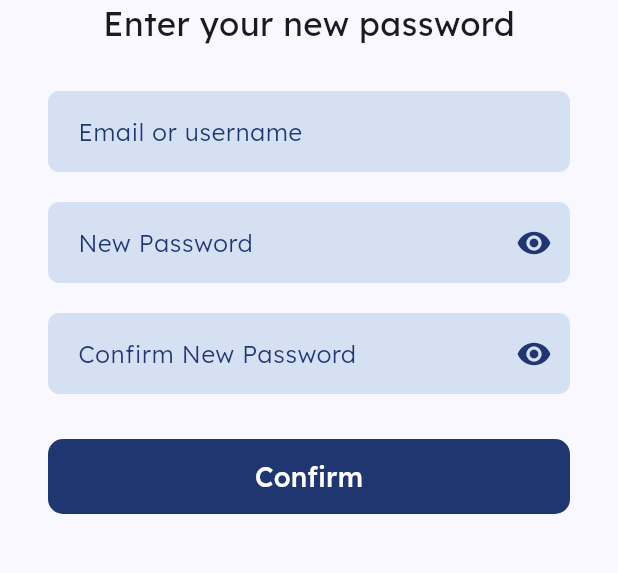
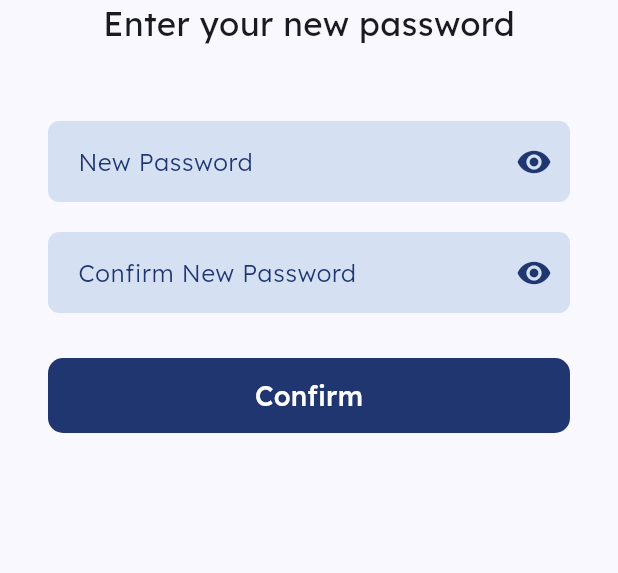
Before and after one commit to rhmdziz/PoBe, a Flutter app: the NewPass screen opened directly, on a phone screen of 412 x 824 dp, the part 308-881 px from its top. Run offline on Flutter 3.47's test engine with Material 3 defaults, Android fonts, the phone set to English and light mode, and no system bars; our stand-ins replace flutter_typeahead, flutter_widget_from_html_core, geocoding, geolocator, google_maps_flutter, image_picker and 2 more; network calls fail.

Commit message:
hell week: login sign up improve

```diff
--- a/pobe/lib/forgot_pass.dart
+++ b/pobe/lib/forgot_pass.dart
@@ -65,13 +65,13 @@
               decoration: const InputDecoration(
                 filled: true,
                 fillColor: Color.fromRGBO(80, 137, 198, 0.22),
-                labelStyle: TextStyle(
+                hintStyle: TextStyle(
                   color: Color.fromRGBO(31, 54, 113, 1),
                   fontSize: 16,
                   fontFamily: 'Lexend',
                   fontWeight: FontWeight.w300,
                 ),
-                labelText: 'Enter email or username',
+                hintText: 'Enter email or username',
                 contentPadding:
                     EdgeInsets.symmetric(vertical: 15, horizontal: 16),
                 border: OutlineInputBorder(
--- a/pobe/lib/insert_otp.dart
+++ b/pobe/lib/insert_otp.dart
@@ -53,7 +53,7 @@
                       maxLength: 1,
                       textAlign: TextAlign.center,
                       style: const TextStyle(
-                        fontSize: 20,
+                        fontSize: 24,
                         fontFamily: 'Lexend',
                       ),
                       decoration: const InputDecoration(
--- a/pobe/lib/login.dart
+++ b/pobe/lib/login.dart
@@ -110,13 +110,13 @@
                 decoration: const InputDecoration(
                   filled: true,
                   fillColor: Color.fromRGBO(80, 137, 198, 0.22),
-                  labelStyle: TextStyle(
+                  hintStyle: TextStyle(
                     color: Color.fromRGBO(31, 54, 113, 1),
                     fontSize: 16,
                     fontFamily: 'Lexend',
                     fontWeight: FontWeight.w300,
                   ),
-                  labelText: 'Email or username',
+                  hintText: 'Username',
                   contentPadding:
                       EdgeInsets.symmetric(vertical: 15, horizontal: 16),
                   border: OutlineInputBorder(
--- a/pobe/lib/make_new_pass.dart
+++ b/pobe/lib/make_new_pass.dart
@@ -14,6 +14,14 @@
   void _togglePasswordVisibility() {
     setState(() {
       _obscureText = !_obscureText;
+    });
+  }
+
+  bool _obscureText2 = true;
+
+  void _toggleConfirmPasswordVisibility() {
+    setState(() {
+      _obscureText2 = !_obscureText2;
     });
   }
 
@@ -40,25 +48,6 @@
             const SizedBox(
               height: 30,
             ),
-            const TextField(
-              decoration: InputDecoration(
-                filled: true,
-                fillColor: Color.fromRGBO(80, 137, 198, 0.22),
-                labelStyle: TextStyle(
-                  color: Color.fromRGBO(31, 54, 113, 1),
-                  fontSize: 16,
-                  fontFamily: 'Lexend',
-                  fontWeight: FontWeight.w300,
-                ),
-                labelText: 'Email or username',
-                contentPadding:
-                    EdgeInsets.symmetric(vertical: 15, horizontal: 16),
-                border: OutlineInputBorder(
-                  borderRadius: BorderRadius.all(Radius.circular(7.5)),
-                  borderSide: BorderSide.none,
-                ),
-              ),
-            ),
             const SizedBox(
               height: 20,
             ),
@@ -67,13 +56,13 @@
               decoration: InputDecoration(
                 filled: true,
                 fillColor: const Color.fromRGBO(80, 137, 198, 0.22),
-                labelStyle: const TextStyle(
+                hintStyle: const TextStyle(
                   color: Color.fromRGBO(31, 54, 113, 1),
                   fontSize: 16,
                   fontWeight: FontWeight.w300,
                   fontFamily: 'Lexend',
                 ),
-                labelText: 'New Password',
+                hintText: 'New Password',
                 contentPadding:
                     const EdgeInsets.symmetric(vertical: 15, horizontal: 16),
                 border: const OutlineInputBorder(
@@ -93,17 +82,17 @@
               height: 20,
             ),
             TextField(
-              obscureText: _obscureText,
+              obscureText: _obscureText2,
               decoration: InputDecoration(
                 filled: true,
                 fillColor: const Color.fromRGBO(80, 137, 198, 0.22),
-                labelStyle: const TextStyle(
+                hintStyle: const TextStyle(
                   color: Color.fromRGBO(31, 54, 113, 1),
                   fontSize: 16,
                   fontWeight: FontWeight.w300,
                   fontFamily: 'Lexend',
                 ),
-                labelText: 'Confirm New Password',
+                hintText: 'Confirm New Password',
                 contentPadding:
                     const EdgeInsets.symmetric(vertical: 15, horizontal: 16),
                 border: const OutlineInputBorder(
@@ -112,10 +101,10 @@
                 ),
                 suffixIcon: IconButton(
                   icon: Icon(
-                    _obscureText ? Icons.visibility : Icons.visibility_off,
+                    _obscureText2 ? Icons.visibility : Icons.visibility_off,
                     color: const Color.fromRGBO(31, 54, 113, 1),
                   ),
-                  onPressed: _togglePasswordVisibility,
+                  onPressed: _toggleConfirmPasswordVisibility,
                 ),
               ),
             ),
```
Also changed, not shown: pobe/lib/signup.dart (+19 -11 lines).
